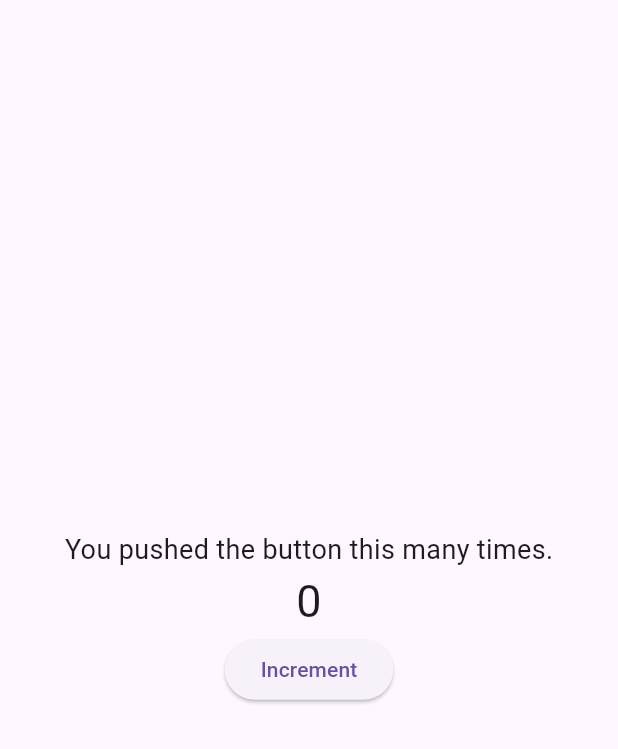
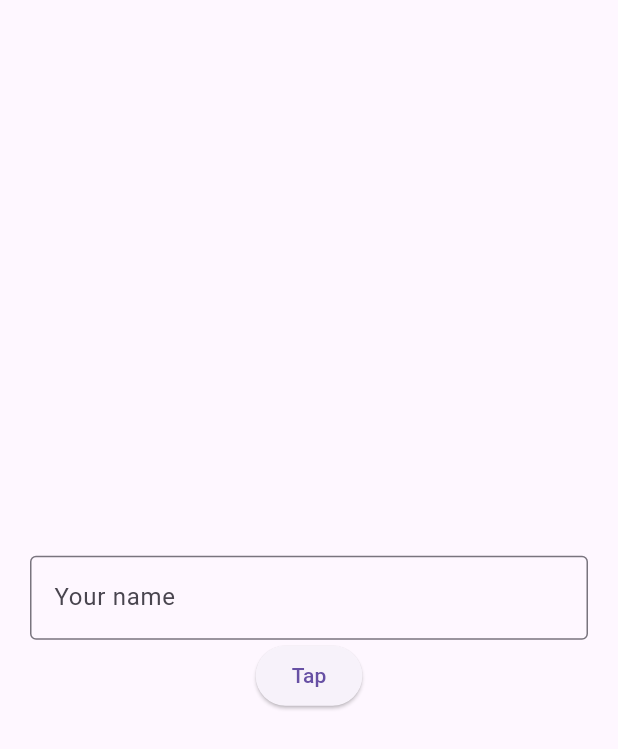
Before and after one commit to radiustechsolution/flutter-learn1, a Flutter app: the screen it shows after launch, on a phone screen of 412 x 824 dp. Shown: the top 749 px of the screen. Run offline on Flutter 3.47's test engine with Material 3 defaults, Android fonts, the phone set to English and light mode, and no system bars.

Commit message:
Text field

```diff
--- a/lib/main.dart
+++ b/lib/main.dart
@@ -1,8 +1,7 @@
 // ignore_for_file: prefer_const_constructors, must_be_immutable, unused_field
 
 import 'package:flutter/material.dart';
-
-import 'pages/counter_page.dart';
+import 'package:lean1/pages/todo_page.dart';
 
 void main() {
   runApp(MyApp());
@@ -14,7 +13,8 @@
   @override
   Widget build(BuildContext context) {
     return MaterialApp(
-      home: CounterPage(),
+      debugShowCheckedModeBanner: false,
+      home: TodoPage(),
     );
   }
 }
--- a/lib/pages/first_page.dart
+++ b/lib/pages/first_page.dart
@@ -6,7 +6,7 @@
 import 'package:lean1/pages/settings_page.dart';
 
 class FirstPage extends StatefulWidget {
-  FirstPage({super.key});
+  const FirstPage({super.key});
 
   @override
   State<FirstPage> createState() => _FirstPageState();
--- /dev/null
+++ b/lib/pages/todo_page.dart
@@ -0,0 +1,50 @@
+// ignore_for_file: prefer_const_constructors
+
+import 'package:flutter/material.dart';
+
+class TodoPage extends StatefulWidget {
+  const TodoPage({super.key});
+
+  @override
+  State<TodoPage> createState() => _TodoPageState();
+}
+
+class _TodoPageState extends State<TodoPage> {
+  // Get input field
+  TextEditingController myController = TextEditingController();
+
+  // Greet message variable
+  String greetingMessage = "";
+
+  // Greet user
+  void _greetUser() {
+    setState(() {
+      greetingMessage = "Hello ${myController.text}";
+    });
+  }
+
+  @override
+  Widget build(BuildContext context) {
+    return Scaffold(
+      body: Center(
+        child: Padding(
+          padding: const EdgeInsets.all(20),
+          child: Column(
+            mainAxisAlignment: MainAxisAlignment.center,
+            children: [
+              // Greeting message
+              Text(greetingMessage),
+
+              TextField(
+                controller: myController,
+                decoration: InputDecoration(
+                    border: OutlineInputBorder(), hintText: "Your name"),
+              ),
+              ElevatedButton(onPressed: _greetUser, child: Text("Tap"))
+            ],
+          ),
+        ),
+      ),
+    );
+  }
+}
```
Also changed, not shown: 1 other file.
